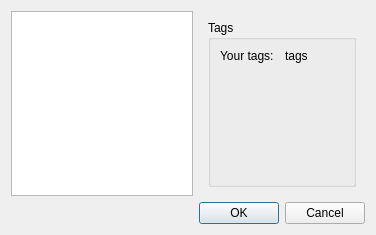
Above: src/ui/optionsdialog.ui from slopjong/MediaSpy before the change. Below: the same form after it.
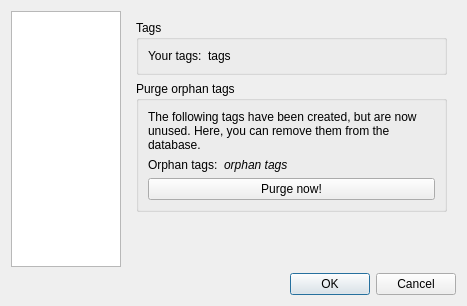
That is the form after the change.

The edit to the form file:
```diff
--- a/src/ui/optionsdialog.ui
+++ b/src/ui/optionsdialog.ui
@@ -6,8 +6,8 @@
    <rect>
     <x>0</x>
     <y>0</y>
-    <width>376</width>
-    <height>235</height>
+    <width>467</width>
+    <height>306</height>
    </rect>
   </property>
   <property name="windowTitle">
@@ -34,6 +34,12 @@
    </item>
    <item row="0" column="1">
     <widget class="QStackedWidget" name="optionsStack">
+     <property name="sizePolicy">
+      <sizepolicy hsizetype="MinimumExpanding" vsizetype="Preferred">
+       <horstretch>3</horstretch>
+       <verstretch>0</verstretch>
+      </sizepolicy>
+     </property>
      <property name="currentIndex">
       <number>1</number>
      </property>
@@ -91,16 +97,34 @@
            <layout class="QHBoxLayout" name="horizontalLayout">
             <item>
              <widget class="QLabel" name="tagLabel">
+              <property name="sizePolicy">
+               <sizepolicy hsizetype="Maximum" vsizetype="Preferred">
+                <horstretch>0</horstretch>
+                <verstretch>0</verstretch>
+               </sizepolicy>
+              </property>
               <property name="text">
                <string>Your tags:</string>
               </property>
+              <property name="alignment">
+               <set>Qt::AlignLeading|Qt::AlignLeft|Qt::AlignTop</set>
+              </property>
              </widget>
             </item>
             <item>
              <widget class="QLabel" name="tagsListLabel">
+              <property name="sizePolicy">
+               <sizepolicy hsizetype="Preferred" vsizetype="Preferred">
+                <horstretch>0</horstretch>
+                <verstretch>0</verstretch>
+               </sizepolicy>
+              </property>
               <property name="text">
                <string>tags</string>
               </property>
+              <property name="alignment">
+               <set>Qt::AlignLeading|Qt::AlignLeft|Qt::AlignTop</set>
+              </property>
               <property name="wordWrap">
                <bool>true</bool>
               </property>
@@ -108,22 +132,75 @@
             </item>
            </layout>
           </item>
+         </layout>
+        </widget>
+       </item>
+       <item>
+        <widget class="QGroupBox" name="tagsGroupBox2">
+         <property name="title">
+          <string>Purge orphan tags</string>
+         </property>
+         <layout class="QVBoxLayout" name="verticalLayout_5">
           <item>
-           <spacer name="verticalSpacer_2">
-            <property name="orientation">
-             <enum>Qt::Vertical</enum>
+           <widget class="QLabel" name="purgeLabel">
+            <property name="text">
+             <string>The following tags have been created, but are now unused. Here, you can remove them from the database.</string>
             </property>
-            <property name="sizeHint" stdset="0">
-             <size>
-              <width>20</width>
-              <height>40</height>
-             </size>
+            <property name="wordWrap">
+             <bool>true</bool>
             </property>
-           </spacer>
+           </widget>
           </item>
+          <item>
+           <layout class="QHBoxLayout" name="horizontalLayout_2">
+            <item>
+             <widget class="QLabel" name="label">
+              <property name="sizePolicy">
+               <sizepolicy hsizetype="Maximum" vsizetype="Preferred">
+                <horstretch>0</horstretch>
+                <verstretch>0</verstretch>
+               </sizepolicy>
+              </property>
+              <property name="text">
+               <string>Orphan tags:</string>
+              </property>
+             </widget>
+            </item>
+            <item>
+             <widget class="QLabel" name="orphanTagsLabel">
+              <property name="styleSheet">
+               <string notr="true">font: italic;</string>
+              </property>
+              <property name="text">
+               <string>orphan tags</string>
+              </property>
+             </widget>
+            </item>
+           </layout>
+          </item>
+          <item>
+           <widget class="QPushButton" name="purgeButton">
+            <property name="text">
+             <string>Purge now!</string>
+            </property>
+           </widget>
+          </item>
          </layout>
         </widget>
        </item>
+       <item>
+        <spacer name="tagsVerticalSpacer">
+         <property name="orientation">
+          <enum>Qt::Vertical</enum>
+         </property>
+         <property name="sizeHint" stdset="0">
+          <size>
+           <width>20</width>
+           <height>40</height>
+          </size>
+         </property>
+        </spacer>
+       </item>
       </layout>
      </widget>
     </widget>
```
Left out of the diff: 13 changed lines with no effect on the pictures.
